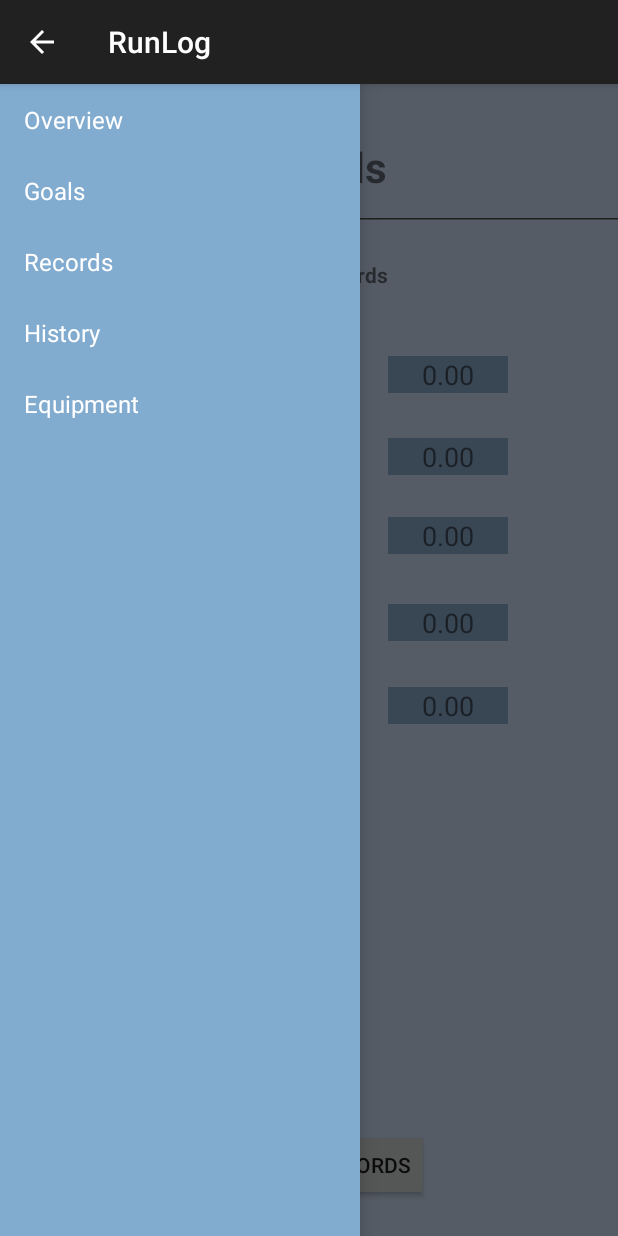
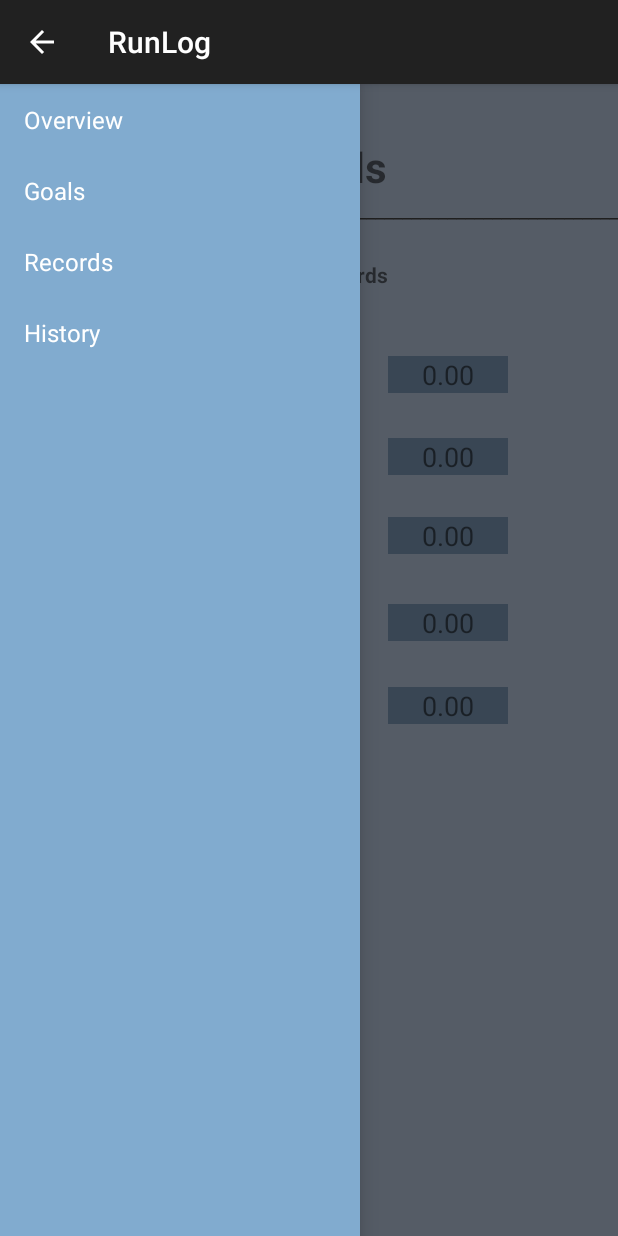
Before and after one commit to jdbaudean/CMSC495-running-app, an Android app: the fragment FragmentRecords placed in its activity, on a phone screen of 412 x 824 dp. Run offline under Robolectric (Android 15) with nearby library versions, the phone set to English and light mode, and no system bars; 2 statements that could not run were skipped.

Commit message:
Commented out the Equipment section in the NavigationDrawer Fragment and the Main Activity Fragment.
Removed the "Reset All Records" button from the records page.

```diff
--- a/RunLogProject/RunLog/src/main/java/umuc/cmsc495/runlog/MainActivity.java
+++ b/RunLogProject/RunLog/src/main/java/umuc/cmsc495/runlog/MainActivity.java
@@ -80,11 +80,14 @@ public class MainActivity extends ActionBarActivity
                         .replace(R.id.container, new FragmentHistory())
                         .commit();
                 break;
+            // Equipment Feature not yet implemented
+            /*
             case 4:
                 fragmentManager.beginTransaction()
                         .replace(R.id.container, new FragmentEquipment())
                         .commit();
                 break;
+            */
         }
     }
 
--- a/RunLogProject/RunLog/src/main/java/umuc/cmsc495/runlog/NavigationDrawerFragment.java
+++ b/RunLogProject/RunLog/src/main/java/umuc/cmsc495/runlog/NavigationDrawerFragment.java
@@ -113,7 +113,8 @@ public class NavigationDrawerFragment extends Fragment {
                         getString(R.string.title_section2),
                         getString(R.string.title_section3),
                         getString(R.string.title_section4),
-                        getString(R.string.title_section5),
+                        // Equipment section not yet implemented
+                        //getString(R.string.title_section5),
                 }));
         mDrawerListView.setItemChecked(mCurrentSelectedPosition, true);
         return mDrawerListView;
--- a/RunLogProject/RunLog/src/main/res/layout/fragment_records.xml
+++ b/RunLogProject/RunLog/src/main/res/layout/fragment_records.xml
@@ -130,17 +130,6 @@
         android:layout_alignParentRight="true"
         android:textColor="#4e4e4e" />
 
-    <Button
-        style="?android:attr/buttonStyleSmall"
-        android:layout_width="wrap_content"
-        android:layout_height="wrap_content"
-        android:text="Reset All Records"
-        android:id="@+id/records_button_reset"
-        android:layout_marginBottom="23dp"
-        android:clickable="true"
-        android:layout_alignParentBottom="true"
-        android:layout_centerHorizontal="true" />
-
     <TextView
         android:layout_width="wrap_content"
         android:layout_height="wrap_content"
```
